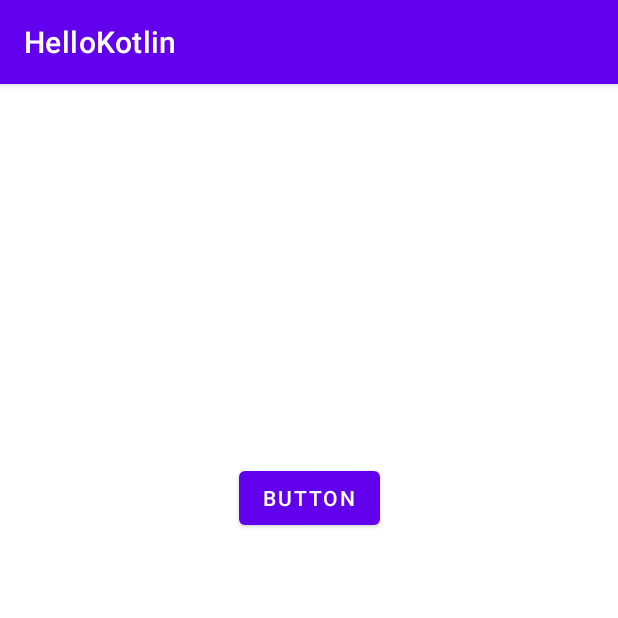
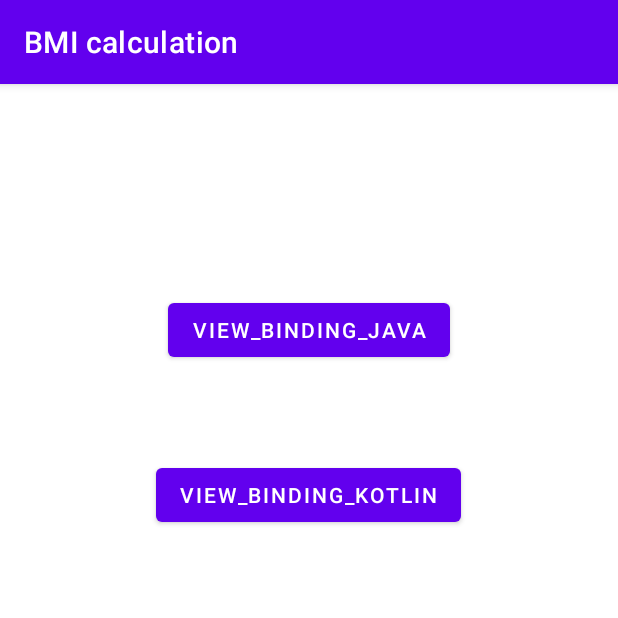
Before and after one commit to Hyejeong00/HelloKotlin, an Android app: the screen it shows after launch (MainActivity), on a phone screen of 412 x 824 dp, the top half of it. Run offline under Robolectric (Android 15) with nearby library versions, the phone set to English and light mode, and no system bars.

Commit message:
BMI calculation by Java & Kotlin

```diff
--- a/app/src/main/java/com/example/hellokotlin/MainActivity.kt
+++ b/app/src/main/java/com/example/hellokotlin/MainActivity.kt
@@ -1,5 +1,6 @@
 package com.example.hellokotlin
 
+import android.content.Intent
 import androidx.appcompat.app.AppCompatActivity
 import android.os.Bundle
 import android.widget.Button
@@ -12,9 +13,18 @@ class MainActivity : AppCompatActivity() { //퍼블릭이 디폴트
         super.onCreate(savedInstanceState) //세미콜론이 없음
         setContentView(R.layout.activity_main)
 
-        val btnHello = findViewById<Button>(R.id.btnHello)
-        btnHello.setOnClickListener{
-            Toast.makeText(this@MainActivity, "Hello Kotlin", Toast.LENGTH_LONG).show()
+        val btnJava = findViewById<Button>(R.id.btnJava)
+        val btnKotlin = findViewById<Button>(R.id.btnKotlin)
+
+        var intent : Intent
+
+        btnJava.setOnClickListener{
+            intent = Intent(this@MainActivity, BmiJavaActivity::class.java)
+            startActivity(intent)
+        }
+        btnKotlin.setOnClickListener {
+            intent = Intent(this@MainActivity, BmiKotlinActivity::class.java)
+            startActivity(intent)
         }
     }
 }
--- a/app/src/main/res/layout/activity_main.xml
+++ b/app/src/main/res/layout/activity_main.xml
@@ -7,12 +7,23 @@
     tools:context=".MainActivity">
 
     <Button
-        android:id="@+id/btnHello"
+        android:id="@+id/btnJava"
         android:layout_width="wrap_content"
         android:layout_height="wrap_content"
-        android:layout_marginTop="252dp"
-        android:text="Button"
+        android:layout_marginTop="140dp"
+        android:text="VIEW_BINDING_JAVA"
         app:layout_constraintEnd_toEndOf="parent"
         app:layout_constraintStart_toStartOf="parent"
         app:layout_constraintTop_toTopOf="parent" />
+
+    <Button
+        android:id="@+id/btnKotlin"
+        android:layout_width="wrap_content"
+        android:layout_height="wrap_content"
+        android:layout_marginTop="62dp"
+        android:text="VIEW_BINDING_KOTLIN"
+        app:layout_constraintEnd_toEndOf="parent"
+        app:layout_constraintHorizontal_bias="0.497"
+        app:layout_constraintStart_toStartOf="parent"
+        app:layout_constraintTop_toBottomOf="@+id/btnJava" />
 </androidx.constraintlayout.widget.ConstraintLayout>
```
Also changed, not shown: app/src/main/AndroidManifest.xml (+9 -1 lines), app/src/main/java/com/example/hellokotlin/BmiJavaActivity.java (added, +51 -0 lines), app/src/main/java/com/example/hellokotlin/BmiKotlinActivity.kt (added, +28 -0 lines), app/src/main/res/layout/layout_view_binding.xml (added, +68 -0 lines).
